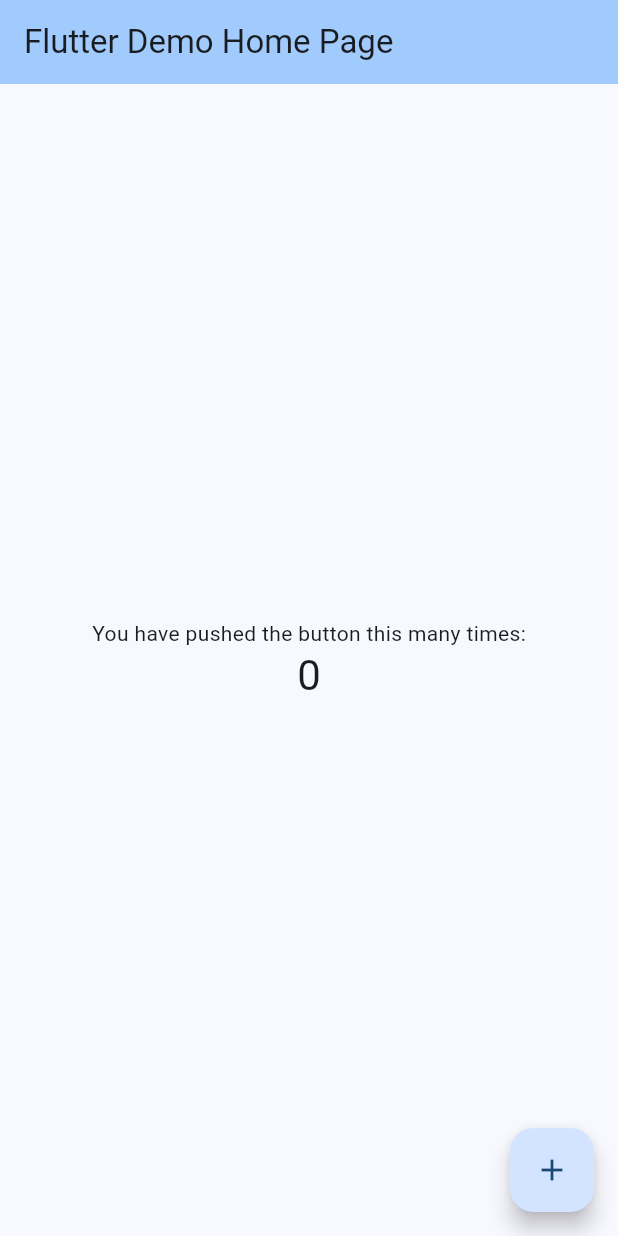
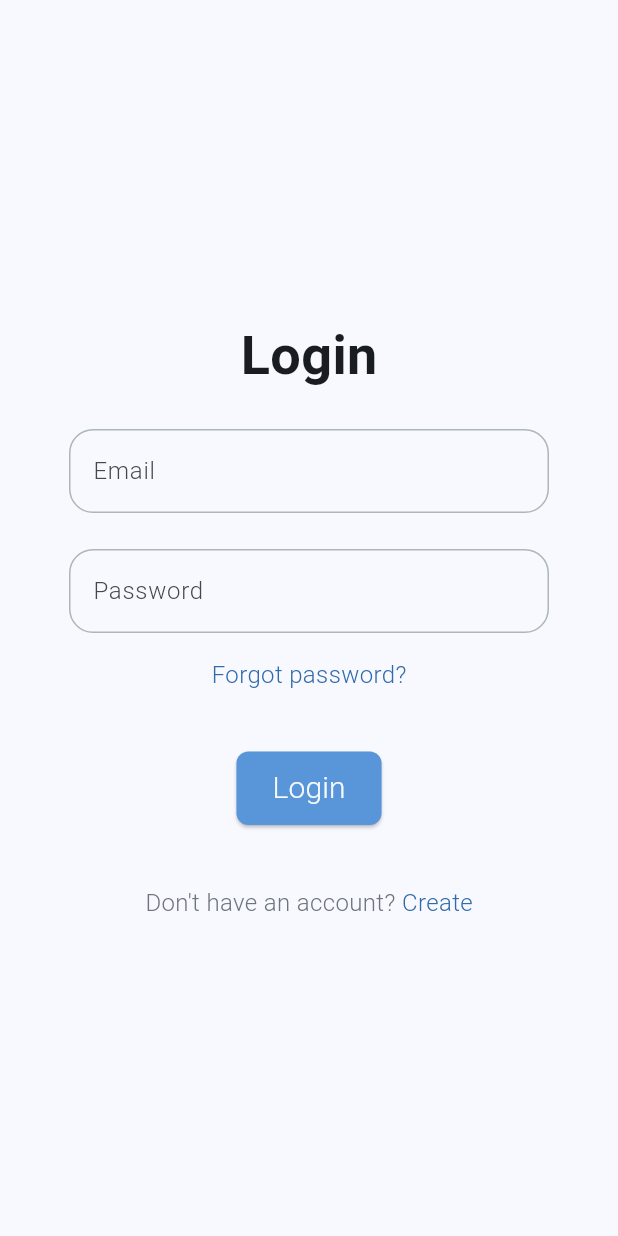
Before and after one commit to AlenSkorjanc/MusicVault, a Flutter app: the screen it shows after launch, on a phone screen of 412 x 824 dp. Run offline on Flutter 3.47's test engine with Material 3 defaults, Android fonts, the phone set to English and light mode, and no system bars; our stand-ins replace firebase_auth, firebase_core; accounts and stored records are empty.

Commit message:
implemented login with firebase

```diff
--- /dev/null
+++ b/music_vault/lib/components/button.dart
@@ -0,0 +1,50 @@
+import 'package:flutter/material.dart';
+import 'package:music_vault/styles/colors.dart';
+import 'package:music_vault/styles/dimes.dart';
+import 'package:music_vault/styles/fonts.dart';
+
+class Button extends StatefulWidget {
+  final String text;
+  final VoidCallback onPressed;
+
+  const Button({
+    super.key,
+    required this.text,
+    required this.onPressed,
+  });
+
+  @override
+  State<Button> createState() => _ButtonState();
+}
+
+class _ButtonState extends State<Button> {
+  bool _isPressed = false;
+
+  @override
+  Widget build(BuildContext context) {
+    return ElevatedButton(
+      onPressed: widget.onPressed,
+      style: ElevatedButton.styleFrom(
+        backgroundColor: _isPressed ? CustomColors.primaryColorDark : CustomColors.primaryColor,
+        shape: RoundedRectangleBorder(
+          borderRadius: BorderRadius.circular(8),
+        ),
+      ),
+      onHover: (value) {
+        setState(() {
+          _isPressed = value;
+        });
+      },
+      child: Padding(
+        padding: const EdgeInsets.symmetric(
+          horizontal: 0,
+          vertical: Dimens.spacingXXS + 2,
+        ),
+        child: Text(
+          widget.text,
+          style: TextStyles.button1.copyWith(color: CustomColors.neutralColorLight),
+        ),
+      ),
+    );
+  }
+}
--- /dev/null
+++ b/music_vault/lib/components/link.dart
@@ -0,0 +1,34 @@
+import 'package:flutter/material.dart';
+import 'package:music_vault/styles/colors.dart';
+import 'package:music_vault/styles/fonts.dart';
+
+class LinkText extends StatelessWidget {
+  final String text;
+  final Widget nextView;
+
+  const LinkText({
+    super.key,
+    required this.text,
+    required this.nextView,
+  });
+
+  void _navigateToNextView(BuildContext context) {
+    Navigator.push(
+      context,
+      MaterialPageRoute(builder: (context) => nextView),
+    );
+  }
+
+  @override
+  Widget build(BuildContext context) {
+    return GestureDetector(
+      onTap: () => _navigateToNextView(context),
+      child: Text(
+        text,
+        style: TextStyles.input1.copyWith(
+          color: CustomColors.primaryColorDark
+        )
+      ),
+    );
+  }
+}
--- /dev/null
+++ b/music_vault/lib/components/text.dart
@@ -0,0 +1,22 @@
+import 'package:flutter/material.dart';
+import 'package:music_vault/styles/colors.dart';
+import 'package:music_vault/styles/fonts.dart';
+
+class CustomText extends StatelessWidget {
+  final String text;
+
+  const CustomText({
+    super.key,
+    required this.text,
+  });
+
+  @override
+  Widget build(BuildContext context) {
+    return Text(
+      text,
+      style: TextStyles.input1.copyWith(
+        color: CustomColors.secondaryColor,
+      ),
+    );
+  }
+}
--- /dev/null
+++ b/music_vault/lib/components/text_input.dart
@@ -0,0 +1,52 @@
+import 'package:flutter/material.dart';
+import 'package:music_vault/styles/colors.dart'; // Make sure this import is correct
+import 'package:music_vault/styles/fonts.dart';
+
+class TextInput extends StatelessWidget {
+  final String labelText;
+  final TextEditingController controller;
+  final bool obscureText;
+  final bool hasError;
+
+  const TextInput({
+    super.key,
+    required this.labelText,
+    required this.controller,
+    this.obscureText = false,
+    this.hasError = false,
+  });
+
+  @override
+  Widget build(BuildContext context) {
+    return Padding(
+      padding: const EdgeInsets.only(top: 8),
+      child: SizedBox(
+        height: 56,
+        child: TextField(
+          controller: controller,
+          obscureText: obscureText,
+          decoration: InputDecoration(
+            labelText: labelText,
+            enabledBorder: OutlineInputBorder(
+              borderRadius: BorderRadius.circular(16.0),
+              borderSide: BorderSide(
+                color: hasError
+                    ? CustomColors.errorColor
+                    : CustomColors.secondaryColorLight,
+              ),
+            ),
+            focusedBorder: OutlineInputBorder(
+              borderRadius: BorderRadius.circular(16.0),
+              borderSide: BorderSide(
+                color: hasError
+                    ? CustomColors.errorColor
+                    : CustomColors.primaryColorDark,
+              ),
+            ),
+            labelStyle: TextStyles.input1,
+          ),
+        ),
+      ),
+    );
+  }
+}
--- a/music_vault/lib/components/home_page.dart
+++ b/music_vault/lib/pages/home.dart
@@ -1,15 +1,15 @@
 import 'package:flutter/material.dart';
 
-class MyHomePage extends StatefulWidget {
-  const MyHomePage({super.key, required this.title});
+class Home extends StatefulWidget {
+  const Home({super.key, required this.title});
 
   final String title;
 
   @override
-  State<MyHomePage> createState() => _MyHomePageState();
+  State<Home> createState() => _HomeState();
 }
 
-class _MyHomePageState extends State<MyHomePage> {
+class _HomeState extends State<Home> {
   int _counter = 0;
 
   void _incrementCounter() {
--- /dev/null
+++ b/music_vault/lib/pages/login.dart
@@ -0,0 +1,100 @@
+import 'package:flutter/material.dart';
+import 'package:music_vault/components/button.dart';
+import 'package:music_vault/components/text_input.dart';
+import 'package:music_vault/components/link.dart';
+import 'package:music_vault/components/text.dart';
+import 'package:music_vault/pages/home.dart';
+import 'package:music_vault/services/firebase_service.dart';
+import 'package:music_vault/styles/dimes.dart';
+import 'package:music_vault/styles/fonts.dart';
+import 'package:music_vault/utils/snackbar.dart';
+
+class Login extends StatefulWidget {
+  const Login({super.key});
+
+  @override
+  State<Login> createState() => _LoginState();
+}
+
+class _LoginState extends State<Login> {
+  final FirebaseService firebaseService = FirebaseService();
+  final emailController = TextEditingController();
+  final passwordController = TextEditingController();
+
+  void navigateToHome() {
+    Navigator.of(context).pushReplacement(MaterialPageRoute(
+      builder: (context) => const Home(
+        title: 'Home',
+      ),
+    ));
+  }
+
+  void showToast(String message) {
+    SnackbarUtil.showToast(context, message);
+  }
+
+  @override
+  Widget build(BuildContext context) {
+    return Scaffold(
+      body: Center(
+        child: SingleChildScrollView(
+          child: SizedBox(
+            width: 320,
+            child: Column(
+              mainAxisAlignment: MainAxisAlignment.center,
+              children: [
+                const Text(
+                  'Login',
+                  style: TextStyles.heading1,
+                ),
+                const SizedBox(height: Dimens.spacingXS),
+                TextInput(
+                  labelText: 'Email',
+                  controller: emailController,
+                ),
+                const SizedBox(height: Dimens.spacingXS),
+                TextInput(
+                  labelText: 'Password',
+                  controller: passwordController,
+                  obscureText: true,
+                ),
+                const SizedBox(height: Dimens.spacingXS),
+                const LinkText(
+                  text: 'Forgot password?',
+                  nextView: Home(title: 'Test'), // TODO: change dest
+                ),
+                const SizedBox(height: Dimens.spacingL),
+                Button(
+                  text: 'Login',
+                  onPressed: () async {
+                    await firebaseService.loginUser(
+                      emailController.text,
+                      passwordController.text,
+                    );
+
+                    if (firebaseService.currentUser != null) {
+                      navigateToHome();
+                    } else {
+                      showToast('Login failed');
+                    }
+                  },
+                ),
+                const SizedBox(height: Dimens.spacingL),
+                const Row(
+                  mainAxisAlignment: MainAxisAlignment.center,
+                  children: [
+                    CustomText(text: 'Don\'t have an account? '),
+                    LinkText(
+                      text: 'Create',
+                      nextView: Home(title: 'Test'), // TODO: change dest
+                    ),
+                  ],
+                ),
+              ],
+            ),
+          ),
+        ),
+      ),
+    );
+  }
+}
--- a/music_vault/lib/components/splash_screen.dart
+++ b/music_vault/lib/pages/splash_screen.dart
@@ -1,5 +1,5 @@
 import 'package:flutter/material.dart';
-import 'package:music_vault/components/home_page.dart';
+import 'package:music_vault/pages/login.dart';
 import '../styles/colors.dart';
 import '../styles/dimes.dart';
 import '../styles/fonts.dart';
@@ -12,9 +12,7 @@
     WidgetsBinding.instance.addPostFrameCallback((_) {
       Future.delayed(const Duration(seconds: 3), () {
         Navigator.of(context).pushReplacement(
-          MaterialPageRoute(
-              builder: (context) =>
-                  const MyHomePage(title: 'Flutter Demo Home Page')),
+          MaterialPageRoute(builder: (context) => const Login()),
         );
       });
     });
--- /dev/null
+++ b/music_vault/lib/services/firebase_service.dart
@@ -0,0 +1,52 @@
+import 'package:firebase_auth/firebase_auth.dart';
+
+class FirebaseService {
+  final FirebaseAuth auth = FirebaseAuth.instance;
+
+  User? get currentUser => auth.currentUser;
+
+  Future<User?> loginUser(String email, String password) async {
+    if(currentUser != null) {
+      await logoutUser();
+    }
+
+    try {
+      UserCredential userCredential = await auth.signInWithEmailAndPassword(email: email, password: password);
+      return userCredential.user;
+    } catch (e) {
+      print(e.toString());
+      return null;
+    }
+  }
+
+  Future<bool> logoutUser() async {
+    try {
+      await auth.signOut();
+      return true; // Logout successful
+    } catch (e) {
+      print(e.toString());
+      return false; // Logout failed
+    }
+  }
+
+  Future<User?> registerUser(String email, String password) async {
+    try {
+      UserCredential userCredential = await auth.createUserWithEmailAndPassword(
+        email: email,
+        password: password,
+      );
+      return userCredential.user;
+    } catch (e) {
+      print(e.toString());
+      return null;
+    }
+  }
+
+  Future<void> forgotPassword(String email) async {
+    try {
+      await auth.sendPasswordResetEmail(email: email);
+    } catch (e) {
+      print(e.toString());
+    }
+  }
+}
--- a/music_vault/lib/styles/colors.dart
+++ b/music_vault/lib/styles/colors.dart
@@ -7,4 +7,5 @@
   static const secondaryColorLight = Color(0xffadb5bd);
   static const neutralColorLight = Color(0xfff8f9fa);
   static const neutralColorDark = Color(0xff343a40);
+  static const errorColor = Color(0xffdf2d2d);
 }
--- a/music_vault/lib/styles/fonts.dart
+++ b/music_vault/lib/styles/fonts.dart
@@ -6,7 +6,7 @@
     fontWeight: FontWeight.w700,
     fontFamily: "Roboto",
     fontStyle:  FontStyle.normal,
-    fontSize: 24.0
+    fontSize: 36.0
 );
 
   static const heading2 = TextStyle(
@@ -41,7 +41,7 @@
     fontWeight: FontWeight.w300,
     fontFamily: "Roboto",
     fontStyle:  FontStyle.normal,
-    fontSize: 14.0
+    fontSize: 20.0
 );
 
   static const heading5 = TextStyle(
@@ -62,6 +62,6 @@
     fontWeight: FontWeight.w300,
     fontFamily: "Roboto",
     fontStyle:  FontStyle.normal,
-    fontSize: 10.0
+    fontSize: 16.0
 );
 }
--- a/music_vault/pubspec.yaml
+++ b/music_vault/pubspec.yaml
@@ -35,6 +35,8 @@
   # The following adds the Cupertino Icons font to your application.
   # Use with the CupertinoIcons class for iOS style icons.
   cupertino_icons: ^1.0.6
+  firebase_core: ^3.0.0
+  firebase_auth: ^5.0.0
 
 dev_dependencies:
   flutter_test:
```
Also changed, not shown: music_vault/lib/main.dart (+8 -2 lines), music_vault/lib/utils/snackbar.dart (added, +17 -0 lines), music_vault/firebase.json (added), music_vault/lib/firebase_options.dart (added), music_vault/pubspec.lock, 20 other files.
